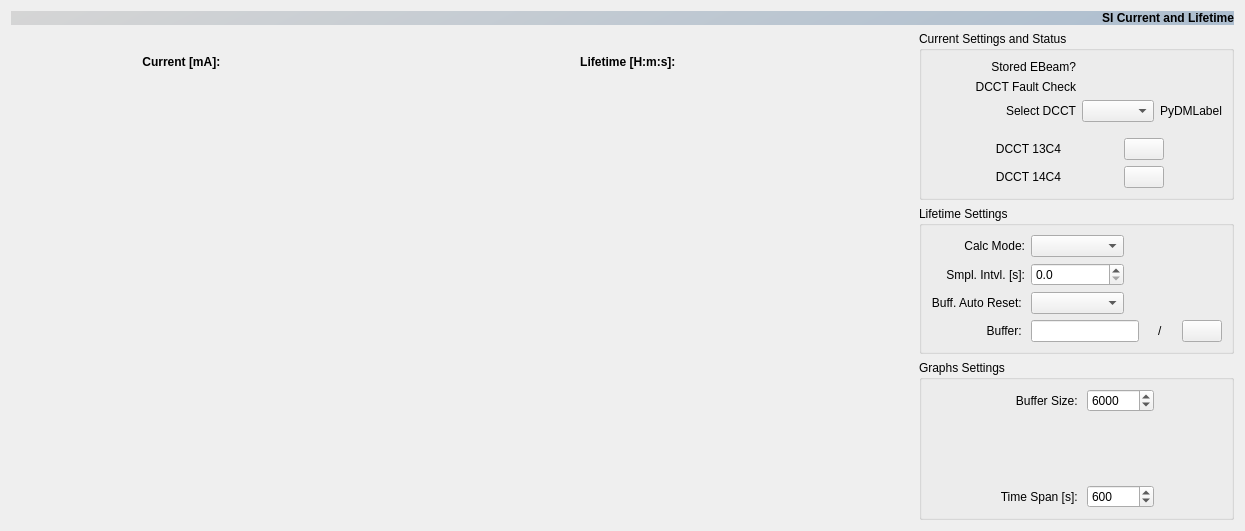
lnls-sirius/hla, file pyqt-apps/siriushla/as_ap_currlt/ui_si_ap_currlt.ui: the form before one commit.
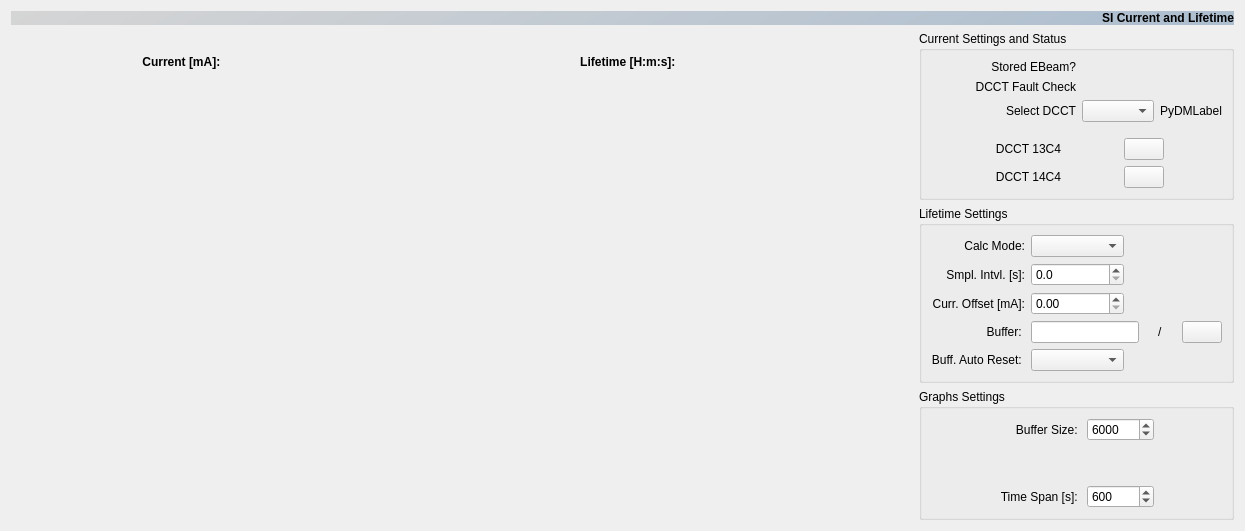
The form after the commit. Custom widgets are drawn as their Qt base class.

Commit message: currinfo.MNT: add widgets to control CurrOffset PV

```diff
--- a/pyqt-apps/siriushla/as_ap_currlt/ui_si_ap_currlt.ui
+++ b/pyqt-apps/siriushla/as_ap_currlt/ui_si_ap_currlt.ui
@@ -772,51 +772,6 @@
            </property>
           </widget>
          </item>
-         <item row="10" column="2">
-          <widget class="QLabel" name="label_6">
-           <property name="text">
-            <string>Buff. Auto Reset: </string>
-           </property>
-           <property name="alignment">
-            <set>Qt::AlignRight|Qt::AlignTrailing|Qt::AlignVCenter</set>
-           </property>
-          </widget>
-         </item>
-         <item row="10" column="5">
-          <widget class="PyDMLabel" name="PyDMLabel_4">
-           <property name="toolTip">
-            <string/>
-           </property>
-           <property name="whatsThis">
-            <string/>
-           </property>
-           <property name="frameShape">
-            <enum>QFrame::NoFrame</enum>
-           </property>
-           <property name="frameShadow">
-            <enum>QFrame::Plain</enum>
-           </property>
-           <property name="alignment">
-            <set>Qt::AlignCenter</set>
-           </property>
-           <property name="channel" stdset="0">
-            <string>${PREFIX}SI-Glob:AP-CurrInfo:BuffAutoRst-Sel</string>
-           </property>
-          </widget>
-         </item>
-         <item row="10" column="4">
-          <widget class="PyDMEnumComboBox" name="PyDMEnumComboBox_3">
-           <property name="toolTip">
-            <string/>
-           </property>
-           <property name="whatsThis">
-            <string/>
-           </property>
-           <property name="channel" stdset="0">
-            <string>${PREFIX}SI-Glob:AP-CurrInfo:BuffAutoRst-Sel</string>
-           </property>
-          </widget>
-         </item>
          <item row="12" column="2">
           <widget class="QLabel" name="Buffer">
            <property name="sizePolicy">
@@ -1077,6 +1032,87 @@
            </property>
           </widget>
          </item>
+         <item row="13" column="2">
+          <widget class="QLabel" name="label_6">
+           <property name="text">
+            <string>Buff. Auto Reset: </string>
+           </property>
+           <property name="alignment">
+            <set>Qt::AlignRight|Qt::AlignTrailing|Qt::AlignVCenter</set>
+           </property>
+          </widget>
+         </item>
+         <item row="13" column="4">
+          <widget class="PyDMEnumComboBox" name="PyDMEnumComboBox_3">
+           <property name="toolTip">
+            <string/>
+           </property>
+           <property name="whatsThis">
+            <string/>
+           </property>
+           <property name="channel" stdset="0">
+            <string>${PREFIX}SI-Glob:AP-CurrInfo:BuffAutoRst-Sel</string>
+           </property>
+          </widget>
+         </item>
+         <item row="13" column="5">
+          <widget class="PyDMLabel" name="PyDMLabel_4">
+           <property name="toolTip">
+            <string/>
+           </property>
+           <property name="whatsThis">
+            <string/>
+           </property>
+           <property name="frameShape">
+            <enum>QFrame::NoFrame</enum>
+           </property>
+           <property name="frameShadow">
+            <enum>QFrame::Plain</enum>
+           </property>
+           <property name="alignment">
+            <set>Qt::AlignCenter</set>
+           </property>
+           <property name="channel" stdset="0">
+            <string>${PREFIX}SI-Glob:AP-CurrInfo:BuffAutoRst-Sel</string>
+           </property>
+          </widget>
+         </item>
+         <item row="5" column="2">
+          <widget class="QLabel" name="label_10">
+           <property name="text">
+            <string>Curr. Offset [mA]:</string>
+           </property>
+           <property name="alignment">
+            <set>Qt::AlignRight|Qt::AlignTrailing|Qt::AlignVCenter</set>
+           </property>
+          </widget>
+         </item>
+         <item row="5" column="4">
+          <widget class="SiriusSpinbox" name="SiriusSpinbox">
+           <property name="toolTip">
+            <string/>
+           </property>
+           <property name="channel" stdset="0">
+            <string>${PREFIX}SI-Glob:AP-CurrInfo:CurrOffset-SP</string>
+           </property>
+           <property name="showStepExponent" stdset="0">
+            <bool>false</bool>
+           </property>
+          </widget>
+         </item>
+         <item row="5" column="5">
+          <widget class="PyDMLabel" name="PyDMLabel_3">
+           <property name="toolTip">
+            <string/>
+           </property>
+           <property name="alignment">
+            <set>Qt::AlignCenter</set>
+           </property>
+           <property name="channel" stdset="0">
+            <string>${PREFIX}SI-Glob:AP-CurrInfo:CurrOffset-RB</string>
+           </property>
+          </widget>
+         </item>
         </layout>
        </widget>
       </item>
@@ -1266,6 +1302,11 @@
    <extends>QFrame</extends>
    <header>siriushla.widgets.state_button</header>
   </customwidget>
+  <customwidget>
+   <class>SiriusSpinbox</class>
+   <extends>PyDMSpinbox</extends>
+   <header>siriushla.widgets.spinbox</header>
+  </customwidget>
   <customwidget>
    <class>QLed</class>
    <extends>QFrame</extends>
```
